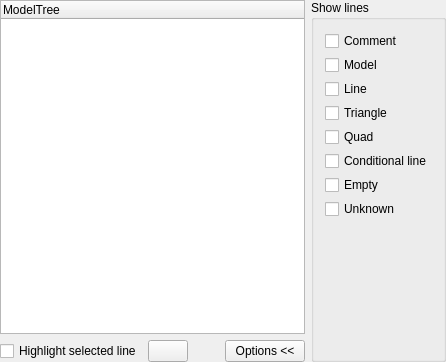
Before: the Qt Designer form QT/ModelTreePanel.ui in tcobbs/ldview, drawn with Qt 5.
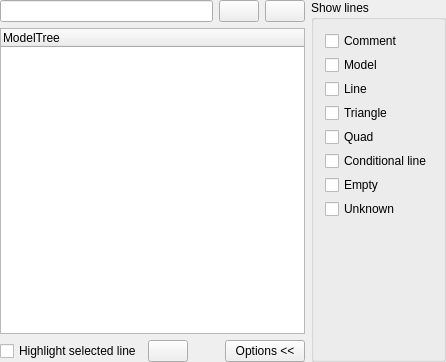
After: the same form once the commit is applied. Icons and pictures are not drawn.

Commit message: Qt: ModelTree search UI

```diff
--- a/QT/ModelTreePanel.ui
+++ b/QT/ModelTreePanel.ui
@@ -28,13 +28,56 @@
           <number>6</number>
         </property>
         <item>
-          <layout class="QVBoxLayout">
+          <layout class="QVBoxLayout" name="leftColumn">
             <property name="margin">
               <number>0</number>
             </property>
             <property name="spacing">
               <number>6</number>
             </property>
+            <item>
+              <layout class="QHBoxLayout" name="searchLayout">
+                <item>
+                  <widget class="QLineEdit" name="searchLineEdit">
+                    <property name="readOnly">
+                      <bool>false</bool>
+                    </property>
+                  </widget>
+                </item>
+                <item>
+                  <widget class="QPushButton" name="searchLeftButton">
+                    <property name="sizePolicy">
+                      <sizepolicy>
+                        <hsizetype>0</hsizetype>
+                        <vsizetype>0</vsizetype>
+                        <horstretch>0</horstretch>
+                        <verstretch>0</verstretch>
+                      </sizepolicy>
+                    </property>
+                    <property name="icon">
+                      <iconset resource="resources.qrc">
+                      <normaloff>:/images/Icons/toolbar_step_prev.png</normaloff>:/images/Icons/toolbar_step_prev.png</iconset>
+                    </property>
+                  </widget>
+                </item>
+                <item>
+                  <widget class="QPushButton" name="searchRightButton">
+                    <property name="sizePolicy">
+                      <sizepolicy>
+                        <hsizetype>0</hsizetype>
+                        <vsizetype>0</vsizetype>
+                        <horstretch>0</horstretch>
+                        <verstretch>0</verstretch>
+                      </sizepolicy>
+                    </property>
+                    <property name="icon">
+                      <iconset resource="resources.qrc">
+                      <normaloff>:/images/Icons/toolbar_step_next.png</normaloff>:/images/Icons/toolbar_step_next.png</iconset>
+                    </property>
+                  </widget>
+                </item>
+              </layout>
+            </item>
             <item>
               <widget class="QTreeWidget" name="modelTreeView">
                 <property name="sizePolicy">
@@ -62,7 +105,7 @@
               </widget>
             </item>
             <item>
-              <layout class="QHBoxLayout">
+              <layout class="QHBoxLayout" name="highlightLayout">
                 <item>
                   <widget class="QCheckBox" name="highlightSelectedLineBox">
                     <property name="text">
```
The commit also changes 2 other files.
